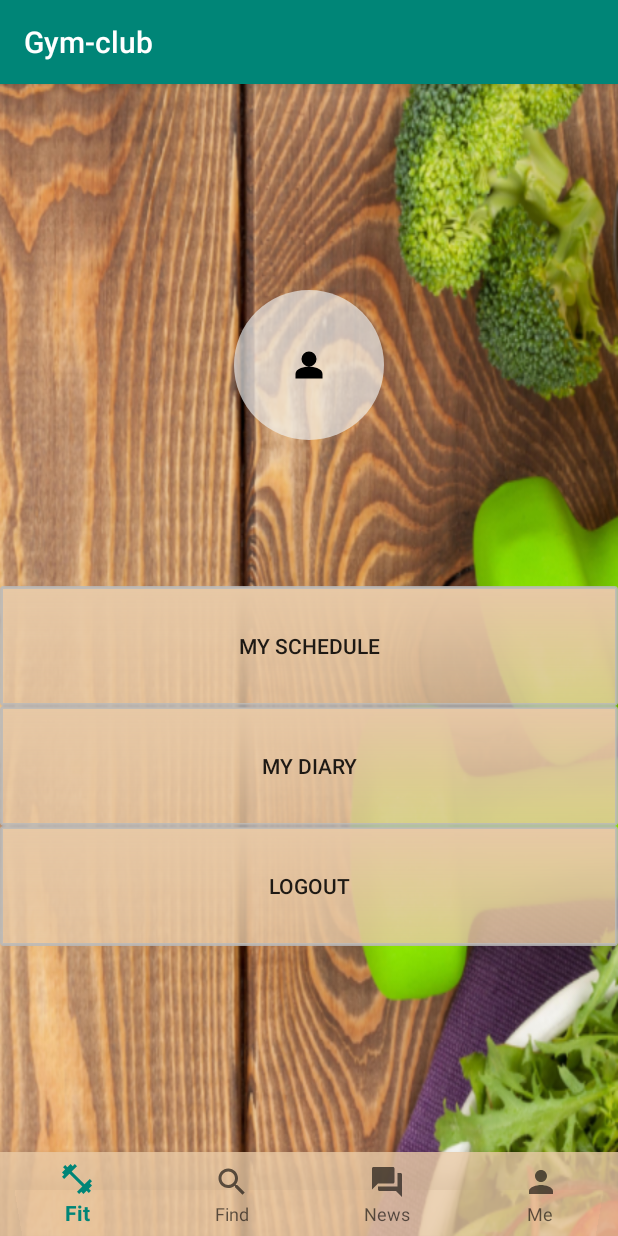
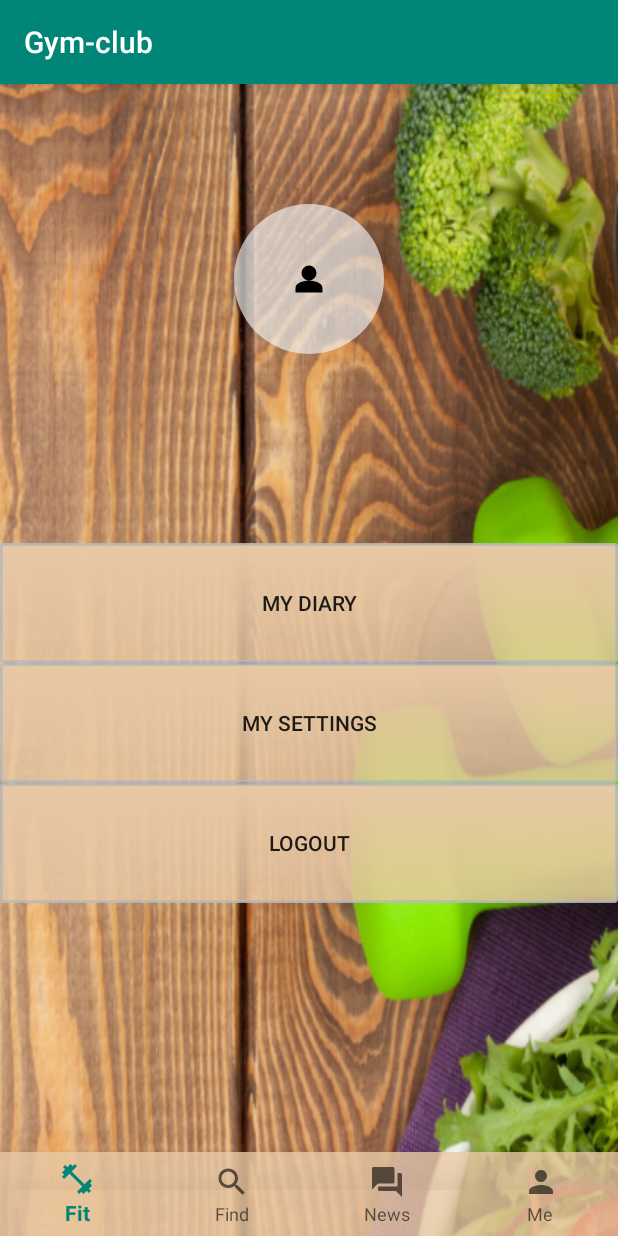
Before and after one commit to Liwn0w/Gym-Club-Apk, an Android app: the profile screen opened directly, with no data from a screen before it, on a phone screen of 412 x 824 dp. Run offline under Robolectric (Android 15) with nearby library versions, the phone set to English and light mode, and no system bars.

Commit message:
improved v1 with report

```diff
--- a/appv1/build.gradle
+++ b/appv1/build.gradle
@@ -4,7 +4,7 @@ android {
     compileSdkVersion 28
     defaultConfig {
         applicationId "edu.bjtu.example.gym_club"
-        minSdkVersion 26
+        minSdkVersion 24
         targetSdkVersion 28
         versionCode 1
         versionName "1.0"
--- a/appv1/src/main/java/edu/bjtu/example/gym_club/profile.java
+++ b/appv1/src/main/java/edu/bjtu/example/gym_club/profile.java
@@ -39,12 +39,12 @@ public class profile extends AppCompatActivity {
         super.onCreate(savedInstanceState);
         setContentView(R.layout.activity_profile);
 
-        Button schedulebtn = (Button) findViewById(R.id.myschedule);
+        Button settingsbtn = (Button) findViewById(R.id.mysettings);
 
-        schedulebtn.setOnClickListener(new View.OnClickListener() {
+        settingsbtn.setOnClickListener(new View.OnClickListener() {
             @Override
             public void onClick(View v) {
-                startActivity(new Intent(profile.this, schedule.class));
+                startActivity(new Intent(profile.this, settings_page.class));
             }
         });
 
--- a/appv1/src/main/res/layout/activity_find.xml
+++ b/appv1/src/main/res/layout/activity_find.xml
@@ -4,7 +4,7 @@
     xmlns:tools="http://schemas.android.com/tools"
     android:layout_width="match_parent"
     android:layout_height="match_parent"
-    android:background="@drawable/browse"
+    android:background="@drawable/findbg"
     tools:context="edu.bjtu.example.gym_club.news">
 
     <android.support.design.widget.BottomNavigationView
--- a/appv1/src/main/res/layout/activity_profile.xml
+++ b/appv1/src/main/res/layout/activity_profile.xml
@@ -20,27 +20,27 @@
         app:menu="@menu/navigation" />
 
     <Button
-        android:id="@+id/myschedule"
+        android:id="@+id/mydiary"
         android:layout_width="match_parent"
         android:layout_height="80dp"
         android:layout_marginTop="40dp"
         android:layout_marginBottom="296dp"
         android:background="@drawable/my_button_bg"
-        android:text="MY SCHEDULE"
+        android:text="MY DIARY"
         app:layout_constraintBottom_toBottomOf="parent"
         app:layout_constraintEnd_toEndOf="parent"
         app:layout_constraintStart_toStartOf="parent"
         app:layout_constraintTop_toBottomOf="@+id/profile_pic" />
 
     <Button
-        android:id="@+id/mydiary"
+        android:id="@+id/mysettings"
         android:layout_width="0dp"
         android:layout_height="80dp"
         android:background="@drawable/my_button_bg"
-        android:text="MY DIARY"
+        android:text="MY SETTINGS"
         app:layout_constraintEnd_toEndOf="parent"
         app:layout_constraintStart_toStartOf="parent"
-        app:layout_constraintTop_toBottomOf="@+id/myschedule" />
+        app:layout_constraintTop_toBottomOf="@+id/mydiary" />
 
     <Button
         android:id="@+id/logout"
@@ -53,7 +53,7 @@
         app:layout_constraintEnd_toEndOf="parent"
         app:layout_constraintHorizontal_bias="0.0"
         app:layout_constraintStart_toStartOf="parent"
-        app:layout_constraintTop_toBottomOf="@+id/mydiary"
+        app:layout_constraintTop_toBottomOf="@+id/mysettings"
         app:layout_constraintVertical_bias="0.0" />
 
     <ImageButton
--- a/appv2/build.gradle
+++ b/appv2/build.gradle
@@ -8,7 +8,7 @@ android {
 
     defaultConfig {
         applicationId "edu.bjtu.example.gym_club"
-        minSdkVersion 26
+        minSdkVersion 24
         targetSdkVersion 28
         versionCode 1
         versionName "1.0"
--- a/appv5/src/main/java/edu/bjtu/example/gym_club/login_page.java
+++ b/appv5/src/main/java/edu/bjtu/example/gym_club/login_page.java
@@ -54,6 +54,7 @@ public class login_page extends AppCompatActivity implements View.OnClickListene
             @Override
             public void onSuccess(LoginResult loginResult) {
                 Toast.makeText(login_page.this, "Successful facebook login", Toast.LENGTH_SHORT).show();
+                startActivity(new Intent(login_page.this, profile.class));
             }
 
             @Override
--- a/appv5/src/main/res/values/strings.xml
+++ b/appv5/src/main/res/values/strings.xml
@@ -97,7 +97,7 @@
     <string name="action_settings">Settings</string>
     <string name="name">Name</string>
     <string name="title_activity_maps">Map</string>
-    <string name="facebook_app_id"></string>
-    <string name="fb_login_protocol_scheme"></string>
+    <string name="facebook_app_id"> </string>
+    <string name="fb_login_protocol_scheme"> </string>
 
 </resources>
```
Also changed, not shown: appv1/src/main/AndroidManifest.xml (+7 -6 lines), appv1/src/main/java/edu/bjtu/example/gym_club/settings_page.java (added, +13 -0 lines), appv1/src/main/res/layout/activity_settings_page.xml (added, +71 -0 lines), 2 other files.
